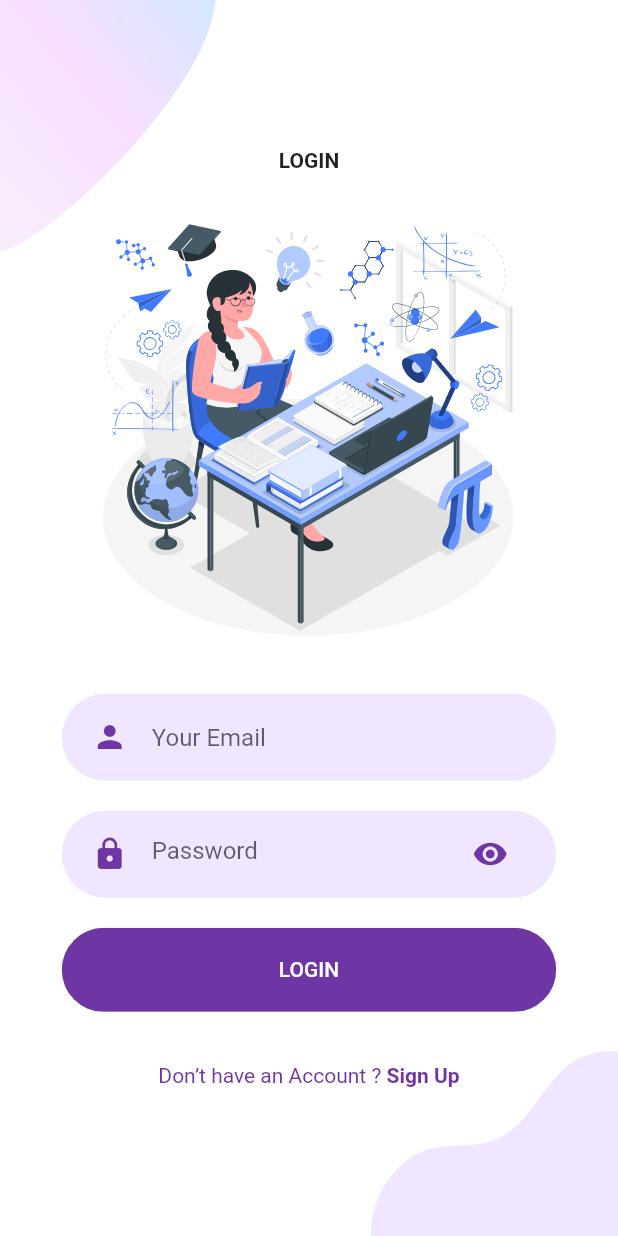
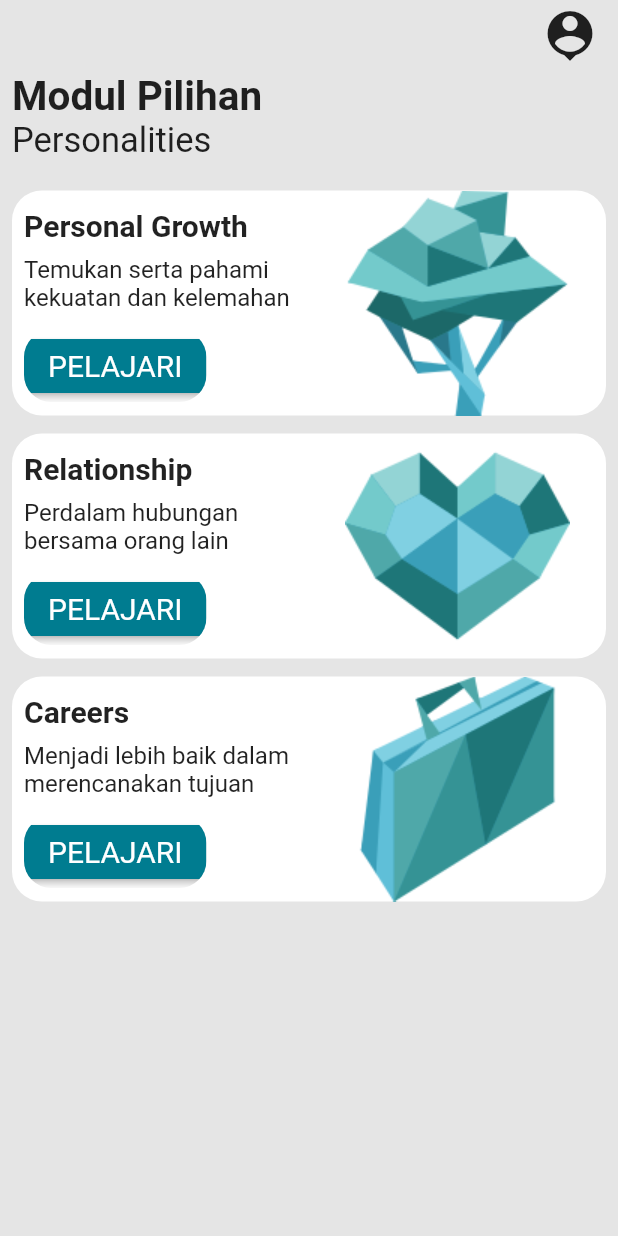
Before and after one commit to gits-flores/Flutter, a Flutter app: the LoginScreen screen opened directly, after a tap on "LOGIN", on a phone screen of 412 x 824 dp. Run offline on Flutter 3.47's test engine with Material 2 defaults, Android fonts, the phone set to English and light mode, and no system bars; our stand-ins replace flutter_svg, shared_preferences; accounts and stored records are empty.

Commit message:
menambahkan halaman home, ubah sedikit

```diff
--- /dev/null
+++ b/lib/Screens/HomeScreen/home_menu.dart
@@ -0,0 +1,29 @@
+class HomeMenu{
+  String title;
+  String desc;
+  String images;
+
+  HomeMenu({
+      this.title,
+      this.desc,
+      this.images
+  });
+}
+
+var homeMenuList = [
+  HomeMenu(
+    title: "Personal Growth",
+    desc: "Temukan serta pahami kekuatan dan kelemahan",
+    images: "assets/images/homesatu.png"
+  ),
+  HomeMenu(
+    title: "Relationship",
+    desc: "Perdalam hubungan bersama orang lain",
+    images: "assets/images/homedua.png"
+  ),
+  HomeMenu(
+    title: "Careers",
+    desc: "Menjadi lebih baik dalam merencanakan tujuan",
+    images: "assets/images/hometiga.png"
+  )
+];
--- /dev/null
+++ b/lib/Screens/HomeScreen/home_screen.dart
@@ -0,0 +1,97 @@
+import 'package:flutter/material.dart';
+
+import 'home_menu.dart';
+
+class HomeScreen extends StatelessWidget {
+  const HomeScreen({Key key}) : super(key: key);
+
+  @override
+  Widget build(BuildContext context){
+  Size size = MediaQuery.of(context).size;
+    return Scaffold(
+      backgroundColor: Color(0xFFE5E5E5),
+      body: SafeArea(
+        child: SingleChildScrollView(
+          child: Padding(
+            padding: const EdgeInsets.only(left: 8, right: 8),
+            child: Column(
+              crossAxisAlignment: CrossAxisAlignment.start,
+              mainAxisSize: MainAxisSize.min,
+              children:<Widget> [
+                Align(
+                    alignment: Alignment.topRight,
+                    child: Padding(
+                      padding: const EdgeInsets.all(4.0),
+                      child: Icon(Icons.person_pin, size: 40,),
+                    )),
+                Text("Modul Pilihan", style: TextStyle(fontWeight: FontWeight.bold, fontSize: 27),),
+                Text("Personalities", style: TextStyle(fontSize: 23),),
+                SizedBox(height: 20,),
+                ListView.builder(
+                  scrollDirection: Axis.vertical,
+                  shrinkWrap: true,
+                  itemBuilder: (context, index){
+                    final HomeMenu homeMenu = homeMenuList[index];
+                    return InkWell(
+                      onTap: (){},
+                      child: Container(
+                        margin: EdgeInsets.only(bottom: 12),
+                        decoration: BoxDecoration(
+                            color: Colors.white,
+                            borderRadius: BorderRadius.circular(20)
+                        ),
+                        child: Row(
+                          crossAxisAlignment: CrossAxisAlignment.start,
+                          mainAxisAlignment: MainAxisAlignment.spaceBetween ,
+                          children: <Widget>[
+                            Expanded(
+                              flex: 1,
+                              child: Padding(
+                                padding: const EdgeInsets.only(left: 8),
+                                child: Column(
+                                  crossAxisAlignment: CrossAxisAlignment.start,
+                                  children:<Widget> [
+                                    Padding(
+                                      padding: const EdgeInsets.only(bottom: 8, top: 12),
+                                      child: Text(homeMenu.title, style: TextStyle(fontSize: 20, fontWeight: FontWeight.bold)),
+                                    ),
+                                    Padding(
+                                      padding: const EdgeInsets.only(bottom: 12),
+                                      child: Text(homeMenu.desc, style: TextStyle(fontSize: 16),),
+                                    ),
+                                    ClipRRect(
+                                      borderRadius: BorderRadius.circular(18),
+                                      child: ElevatedButton(
+                                          style: ElevatedButton.styleFrom(
+                                           primary: Color(0xFF007C90),
+                                            textStyle: TextStyle(
+                                              fontSize: 20,
+                                              color: Colors.white,
+                                            )
+                                          ),
+                                          onPressed: (){},
+                                          child: Text("PELAJARI")),
+                                    )
+                                  ],
+                                ),
+                              ),
+                            ),
+                            Expanded(
+                                flex: 1,
+                                child: Image.asset(homeMenu.images, width: 200, height: 150,)),
+
+                          ],
+                        ),
+                      ),
+                    );
+                  },
+                  itemCount: homeMenuList.length,
+                )
+              ],
+            ),
+          ),
+        ),
+      ),
+    );
+  }
+}
--- a/lib/Screens/Login/components/body.dart
+++ b/lib/Screens/Login/components/body.dart
@@ -1,4 +1,5 @@
 import 'package:flutter/material.dart';
+import 'package:flutter_login/Screens/HomeScreen/home_screen.dart';
 import 'package:flutter_login/Screens/Login/components/background.dart';
 import 'package:flutter_login/Screens/Signup/signup_screen.dart';
 import 'package:flutter_login/components/already_have_an_account_acheck.dart';
@@ -39,7 +40,16 @@ class Body extends StatelessWidget {
             ),
             RoundedButton(
               text: "LOGIN",
-              press: () {},
+              press: () {
+                Navigator.push(
+                  context,
+                  MaterialPageRoute(
+                    builder: (context) {
+                      return HomeScreen();
+                    },
+                  ),
+                );
+              },
             ),
             SizedBox(height: size.height * 0.03),
             AlreadyHaveAnAccountCheck(
--- a/lib/Screens/OnBoarding/onboarding_screen.dart
+++ b/lib/Screens/OnBoarding/onboarding_screen.dart
@@ -17,7 +17,7 @@ class _OnBoardScreenState extends State<OnBoardScreen> {
   PageController _pageController;
   List<OnboardModel> screens = <OnboardModel> [
     OnboardModel(
-      img: "assets/images/onboardsatu.png",
+      img: "assets/images/onboradsatu.png",
       text: "Pahami Diri Lebih Baik",
       desc: "Menembus rintangan untuk belajar dan menemukan potensi tersembunyi anda",
       bg: Colors.white,
@@ -139,7 +139,7 @@ class _OnBoardScreenState extends State<OnBoardScreen> {
                     screens[index].desc,
                     textAlign: TextAlign.center,
                     style: TextStyle(
-                      fontSize: 14.0,
+                      fontSize: 17.0,
                       fontFamily: 'Montserrat',
                       color: kblack,
                     ),
```
Also changed, not shown: assets/images/homedua.png (added), assets/images/homesatu.png (added), assets/images/hometiga.png (added), assets/images/onboardsatu.png (deleted), assets/images/onboradsatu.png (added).
